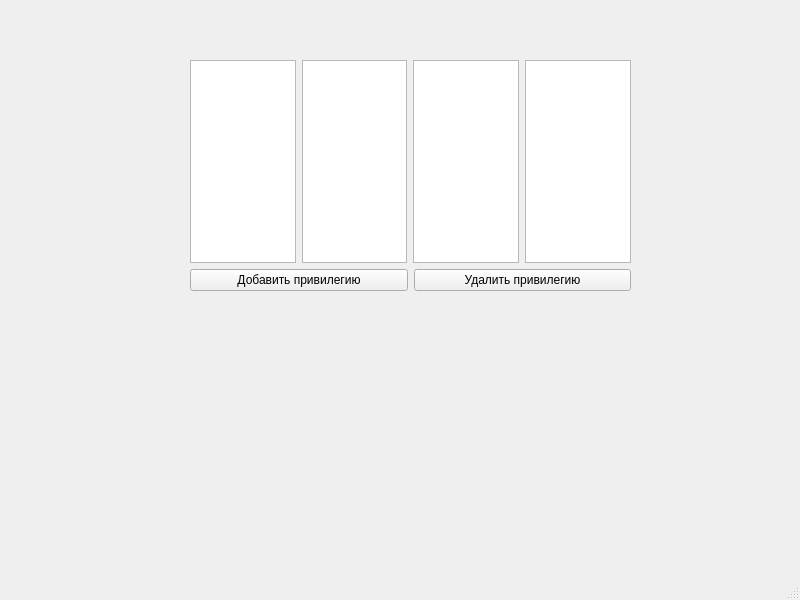
Above: Курсач/UI_Forms/user_editor_form.ui from ChazGrant/PSSBD before the change. Below: the same form after it.
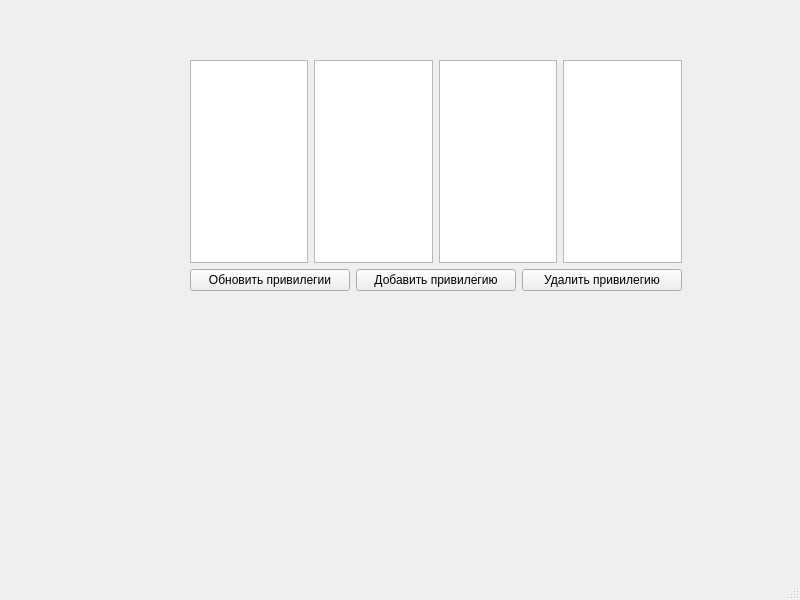
That is the form after the change.

Commit message: Finished user editor form

```diff
--- a/Курсач/UI_Forms/user_editor_form.ui
+++ b/Курсач/UI_Forms/user_editor_form.ui
@@ -19,7 +19,7 @@
      <rect>
       <x>190</x>
       <y>60</y>
-      <width>441</width>
+      <width>492</width>
       <height>231</height>
      </rect>
     </property>
@@ -44,6 +44,13 @@
        </item>
        <item>
         <layout class="QHBoxLayout" name="horizontalLayout_2">
+         <item>
+          <widget class="QPushButton" name="updatePrivileges_pushButton">
+           <property name="text">
+            <string>Обновить привилегии</string>
+           </property>
+          </widget>
+         </item>
          <item>
           <widget class="QPushButton" name="addPrivilege_pushButton">
            <property name="text">
```
The commit also changes 6 other files.
